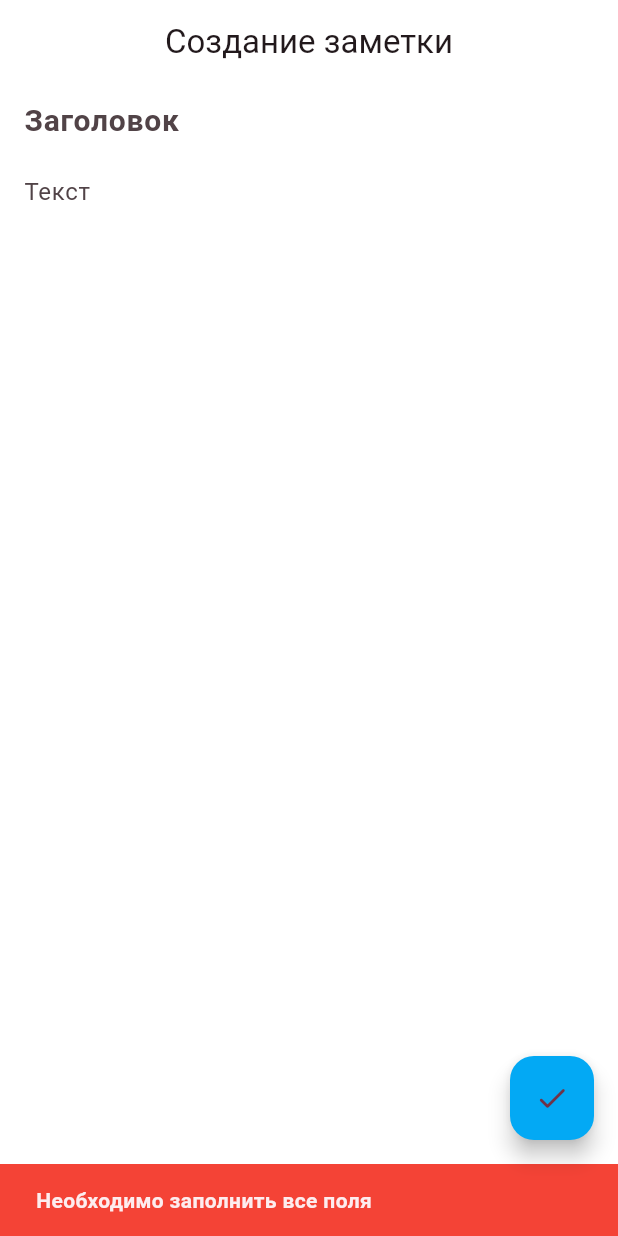
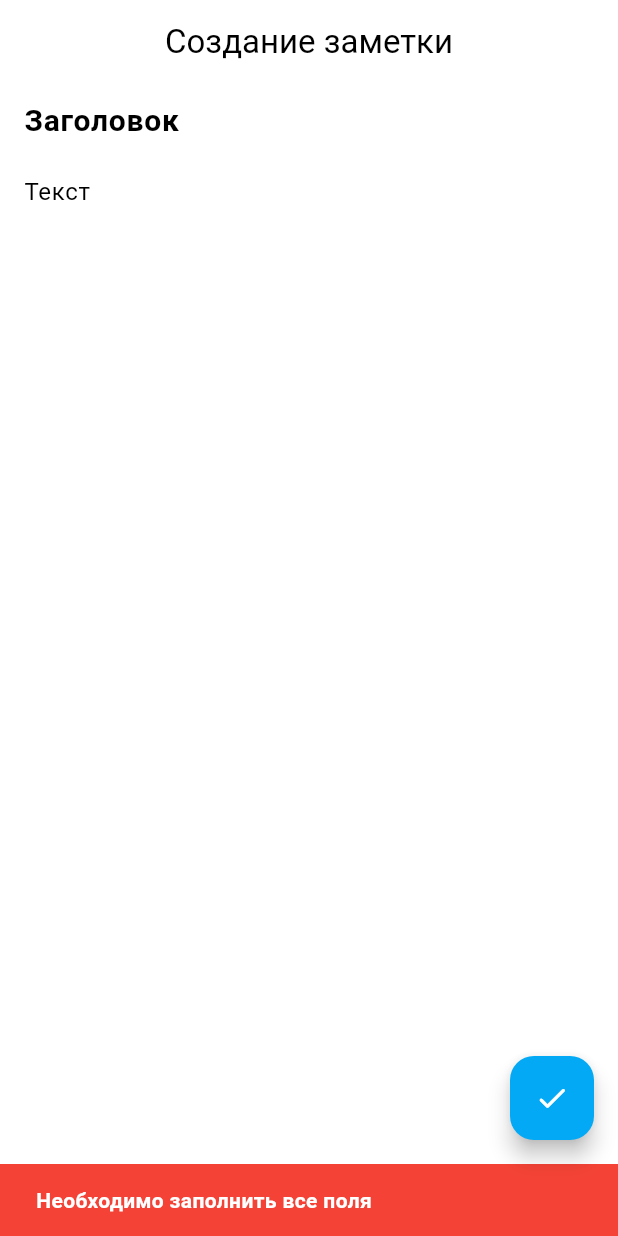
Before and after one commit to theswagmonke/notes, a Flutter app: the NoteInfoScreen screen opened by its route, after a tap on the "check" icon, on a phone screen of 412 x 824 dp. Run offline on Flutter 3.47's test engine with Material 3 defaults, Android fonts, the phone set to English and light mode, and no system bars; our stand-ins replace bloc_concurrency, flutter_bloc, freezed_annotation, get_it, go_router, sqflite; accounts and stored records are empty.

Commit message:
theme fixes

```diff
--- a/lib/src/feature/app/model/app_theme.dart
+++ b/lib/src/feature/app/model/app_theme.dart
@@ -3,14 +3,14 @@ import 'package:flutter/material.dart';
 class AppTheme {
   static final ThemeData _lightTheme = ThemeData(
     useMaterial3: true,
-    colorSchemeSeed: Colors.black,
-    brightness: Brightness.light,
-    // colorScheme: const ColorScheme.light(
-    //   brightness: Brightness.light,
-    // ),
+    colorScheme: const ColorScheme.light(
+      brightness: Brightness.light,
+      primary: Colors.black,
+    ),
     scaffoldBackgroundColor: Colors.white,
     appBarTheme: const AppBarTheme(
       elevation: 0,
+      surfaceTintColor: Colors.transparent,
       backgroundColor: Colors.white,
     ),
     listTileTheme: const ListTileThemeData(
@@ -23,19 +23,21 @@ class AppTheme {
       thumbColor: const WidgetStatePropertyAll(Colors.black),
       trackColor: const WidgetStatePropertyAll(Colors.white),
       overlayColor: WidgetStatePropertyAll(Colors.black.withOpacity(0.15)),
+      trackOutlineWidth: const WidgetStatePropertyAll(1),
     ),
+
   );
 
   static final ThemeData _darkTheme = ThemeData(
     useMaterial3: true,
-    colorSchemeSeed: Colors.white,
-    brightness: Brightness.dark,
-    // colorScheme: const ColorScheme.dark(
-    //   brightness: Brightness.dark,
-    // ),
+    colorScheme: const ColorScheme.dark(
+      brightness: Brightness.dark,
+      primary: Colors.white,
+    ),
     scaffoldBackgroundColor: Colors.black,
     appBarTheme: const AppBarTheme(
       elevation: 0,
+      surfaceTintColor: Colors.transparent,
       backgroundColor: Colors.black,
     ),
     listTileTheme: const ListTileThemeData(
@@ -52,6 +54,7 @@ class AppTheme {
       thumbColor: const WidgetStatePropertyAll(Colors.black),
       trackColor: const WidgetStatePropertyAll(Colors.white),
       overlayColor: WidgetStatePropertyAll(Colors.black.withOpacity(0.15)),
+      trackOutlineWidth: const WidgetStatePropertyAll(1),
     ),
   );
 
--- a/lib/src/feature/notes/widget/notes_screen.dart
+++ b/lib/src/feature/notes/widget/notes_screen.dart
@@ -115,15 +115,16 @@ class _NotesScreenState extends State<NotesScreen> {
                                     contentPadding: const EdgeInsets.only(left: 25),
                                     border: OutlineInputBorder(
                                       borderRadius: BorderRadius.circular(32),
-                                      borderSide: const BorderSide(),
                                     ),
                                   ),
                                   onChanged: (value) => _filterNotes(value),
                                 ),
                               ),
+                              const SizedBox(height: 16),
                               filteredNotes!.isNotEmpty
                                   ? ListView.separated(
                                       shrinkWrap: true,
+                                      clipBehavior: Clip.hardEdge,
                                       itemCount: filteredNotes!.length,
                                       itemBuilder: (context, index) {
                                         return ListTile(
```
